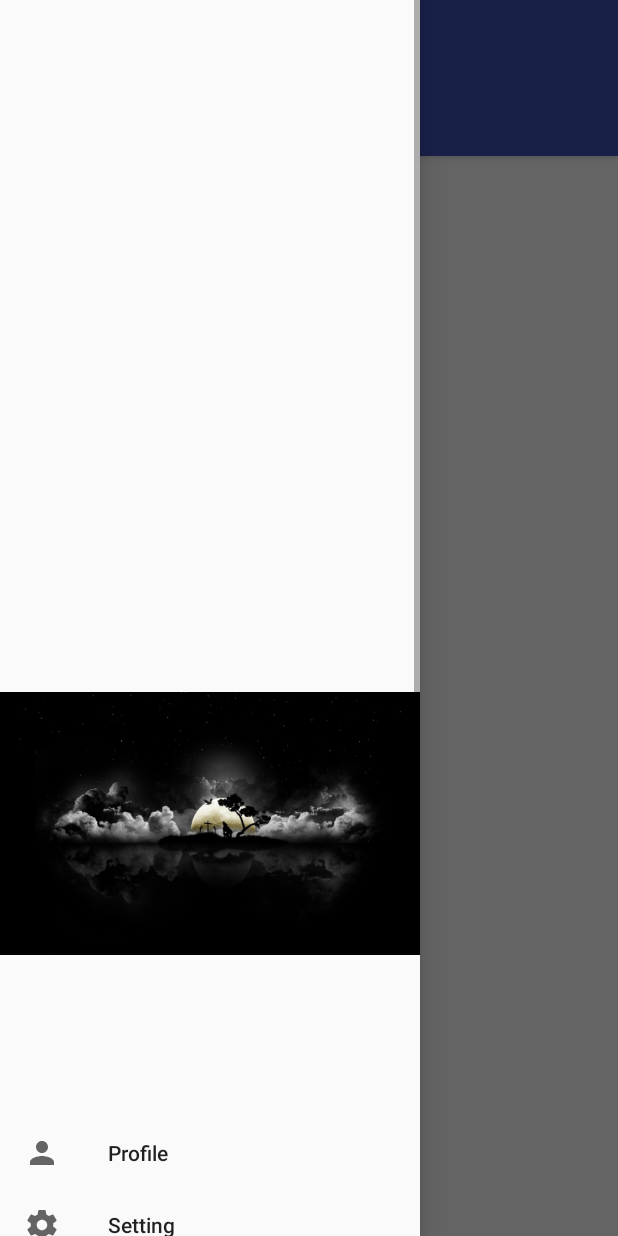
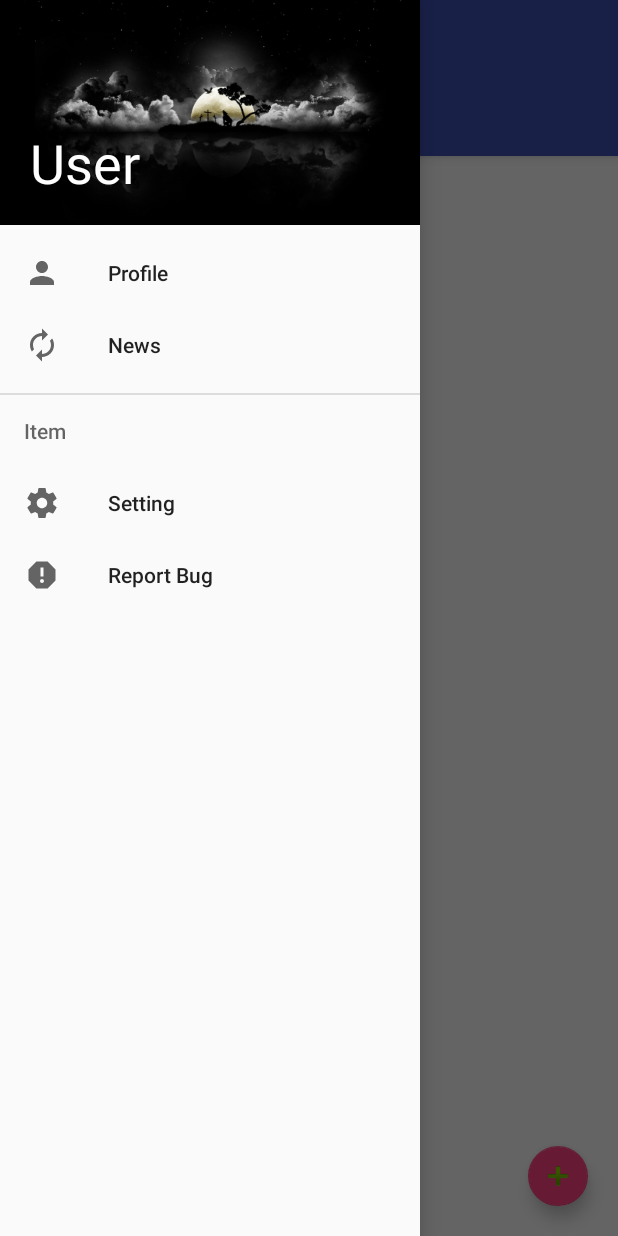
Before and after one commit to Fadhilamadan/9GAG, an Android app: the halamanutama screen opened directly, with no data from a screen before it, with the side drawer open, on a phone screen of 412 x 824 dp. Run offline under Robolectric (Android 15) with nearby library versions, the phone set to English and light mode, and no system bars; 4 statements that could not run were skipped.

Commit message:
fix lain lain
drawer fix
logo fix

```diff
--- a/app/src/main/java/com/example/fadhilamadan/a9gag/halamanutama.java
+++ b/app/src/main/java/com/example/fadhilamadan/a9gag/halamanutama.java
@@ -4,11 +4,20 @@ import android.content.Context;
 import android.content.DialogInterface;
 import android.os.Bundle;
 import android.os.StrictMode;
+import android.support.annotation.NonNull;
+import android.support.design.widget.FloatingActionButton;
+import android.support.design.widget.NavigationView;
+import android.support.design.widget.Snackbar;
 import android.support.design.widget.TabLayout;
+import android.support.v4.view.GravityCompat;
 import android.support.v4.view.ViewPager;
+import android.support.v4.widget.DrawerLayout;
+import android.support.v7.app.ActionBar;
 import android.support.v7.app.AlertDialog;
 import android.support.v7.app.AppCompatActivity;
 import android.support.v7.widget.Toolbar;
+import android.view.MenuItem;
+import android.view.View;
 import android.widget.Toast;
 
 import org.json.JSONArray;
@@ -22,6 +31,8 @@ public class halamanutama extends AppCompatActivity {
     public ViewPager vp;
     public TabLayout tabs;
     public static ArrayList<Product> prods;
+    public NavigationView nv;
+    DrawerLayout dl;
 
     public static halamanutama instance = null;
 
@@ -91,6 +102,47 @@ public class halamanutama extends AppCompatActivity {
             }
         });
 
+        nv = (NavigationView) findViewById(R.id.nav_view);
+        nv.setNavigationItemSelectedListener(new NavigationView.OnNavigationItemSelectedListener() {
+            @Override
+            public boolean onNavigationItemSelected(@NonNull MenuItem item) {
+                dl = (DrawerLayout) findViewById(R.id.drawer);
+                dl.closeDrawers();
+
+                switch (item.getItemId()) {
+                    case R.id.itemProfil:
+                        nv.getMenu().getItem(0).setChecked(true);
+                        break;
+                    case R.id.itemNews:
+                        nv.getMenu().getItem(1).setChecked(true);
+                        break;
+                }
+
+                return false;
+            }
+        });
+
+        dl = (DrawerLayout) findViewById(R.id.drawer);
+        FloatingActionButton fab = (FloatingActionButton) findViewById(R.id.floatingActionButton2);
+        fab.setOnClickListener(new View.OnClickListener() {
+            @Override
+            public void onClick(View view) {
+                Snackbar.make(view,"FAB ditekan!", Snackbar.LENGTH_LONG).setAction("Action", new View.OnClickListener() {
+                    @Override
+                    public void onClick(View view) {
+                        dl.openDrawer(GravityCompat.START);
+                    }
+                }).show();
+
+            }
+        });
+
+        ActionBar supportActionBar = getSupportActionBar();
+        if (supportActionBar != null) {
+            supportActionBar.setHomeAsUpIndicator(R.drawable.ic_menu_black_24dp);
+            supportActionBar.setDisplayHomeAsUpEnabled(true);
+        }
+
     }
 
     /*private void setupViewPager(ViewPager vp) {
@@ -140,4 +192,13 @@ public class halamanutama extends AppCompatActivity {
             e.printStackTrace();
         }
     }
+
+    @Override
+    public boolean onOptionsItemSelected(MenuItem item) {
+        int id = item.getItemId();
+        if (id == item.getItemId()) {
+            dl.openDrawer(GravityCompat.START);
+        }
+        return super.onOptionsItemSelected(item);
+    }
 }
--- /dev/null
+++ b/app/src/main/res/drawable/ic_autorenew_black_24dp.xml
@@ -0,0 +1,9 @@
+<vector xmlns:android="http://schemas.android.com/apk/res/android"
+        android:width="24dp"
+        android:height="24dp"
+        android:viewportWidth="24.0"
+        android:viewportHeight="24.0">
+    <path
+        android:fillColor="#FF000000"
+        android:pathData="M12,6v3l4,-4 -4,-4v3c-4.42,0 -8,3.58 -8,8 0,1.57 0.46,3.03 1.24,4.26L6.7,14.8c-0.45,-0.83 -0.7,-1.79 -0.7,-2.8 0,-3.31 2.69,-6 6,-6zM18.76,7.74L17.3,9.2c0.44,0.84 0.7,1.79 0.7,2.8 0,3.31 -2.69,6 -6,6v-3l-4,4 4,4v-3c4.42,0 8,-3.58 8,-8 0,-1.57 -0.46,-3.03 -1.24,-4.26z"/>
+</vector>
--- /dev/null
+++ b/app/src/main/res/drawable/ic_menu_black_24dp.xml
@@ -0,0 +1,9 @@
+<vector xmlns:android="http://schemas.android.com/apk/res/android"
+        android:width="24dp"
+        android:height="24dp"
+        android:viewportWidth="24.0"
+        android:viewportHeight="24.0">
+    <path
+        android:fillColor="#FF000000"
+        android:pathData="M3,18h18v-2L3,16v2zM3,13h18v-2L3,11v2zM3,6v2h18L21,6L3,6z"/>
+</vector>
--- /dev/null
+++ b/app/src/main/res/drawable/ic_report_black_24dp.xml
@@ -0,0 +1,9 @@
+<vector xmlns:android="http://schemas.android.com/apk/res/android"
+        android:width="24dp"
+        android:height="24dp"
+        android:viewportWidth="24.0"
+        android:viewportHeight="24.0">
+    <path
+        android:fillColor="#FF000000"
+        android:pathData="M15.73,3L8.27,3L3,8.27v7.46L8.27,21h7.46L21,15.73L21,8.27L15.73,3zM12,17.3c-0.72,0 -1.3,-0.58 -1.3,-1.3 0,-0.72 0.58,-1.3 1.3,-1.3 0.72,0 1.3,0.58 1.3,1.3 0,0.72 -0.58,1.3 -1.3,1.3zM13,13h-2L11,7h2v6z"/>
+</vector>
--- a/app/src/main/res/layout/activity_halamanutama.xml
+++ b/app/src/main/res/layout/activity_halamanutama.xml
@@ -66,11 +66,23 @@
                     android:layout_height="400dp"
                     android:visibility="visible"
                     app:layout_constraintLeft_toRightOf="parent"
-                    app:layout_constraintTop_toBottomOf="parent" />
+                    app:layout_constraintTop_toBottomOf="parent" >
+
+                </android.support.v4.view.ViewPager>
 
 
             </android.support.constraint.ConstraintLayout>
         </android.support.v4.widget.NestedScrollView>
+
+        <android.support.design.widget.FloatingActionButton
+            android:id="@+id/floatingActionButton2"
+            android:layout_width="wrap_content"
+            android:layout_height="wrap_content"
+            android:clickable="true"
+            app:fabSize="mini"
+            android:layout_gravity="end|bottom"
+            android:layout_margin="20dp"
+            app:srcCompat="@android:drawable/ic_input_add" />
     </android.support.design.widget.CoordinatorLayout>
     <android.support.design.widget.NavigationView
         android:id="@+id/nav_view"
@@ -79,6 +91,7 @@
         android:layout_gravity="start"
         android:fitsSystemWindows="true"
         app:headerLayout="@layout/navigation_drawer_header"
-    app:menu="@menu/navi_drawer_menu" />
+        app:menu="@menu/navi_drawer_menu" />
+
 
 </android.support.v4.widget.DrawerLayout>
--- a/app/src/main/res/layout/fragment_hot.xml
+++ b/app/src/main/res/layout/fragment_hot.xml
@@ -10,5 +10,5 @@
     <android.support.v7.widget.RecyclerView
         android:id="@+id/recycleView"
         android:layout_width="match_parent"
-        android:layout_height="895dp" />
+        android:layout_height="match_parent" />
 </FrameLayout>
--- a/app/src/main/res/layout/navigation_drawer_header.xml
+++ b/app/src/main/res/layout/navigation_drawer_header.xml
@@ -1,14 +1,26 @@
 <?xml version="1.0" encoding="utf-8"?>
 <RelativeLayout xmlns:android="http://schemas.android.com/apk/res/android"
     xmlns:app="http://schemas.android.com/apk/res-auto"
-    android:layout_width="match_parent" android:layout_height="match_parent">
+    android:orientation="vertical" android:layout_width="match_parent"
+    android:layout_height="match_parent">
 
     <ImageView
-        android:id="@+id/imageView3"
+        android:id="@+id/imageView2"
         android:layout_width="match_parent"
-        android:layout_height="wrap_content"
-        android:layout_alignParentBottom="true"
-        android:layout_marginBottom="361dp"
+        android:layout_height="150dp"
+        android:scaleType="centerCrop"
         app:srcCompat="@drawable/background" />
 
+    <TextView
+        android:id="@+id/textView"
+        android:layout_width="wrap_content"
+        android:layout_height="wrap_content"
+        android:layout_alignBottom="@+id/imageView2"
+        android:layout_alignParentStart="true"
+        android:layout_marginBottom="17dp"
+        android:layout_marginStart="20dp"
+        android:text="User"
+        android:textAppearance="@style/TextAppearance.AppCompat.Display1"
+        android:textColor="@color/cardview_light_background"
+        android:textSize="36sp" />
 </RelativeLayout>
--- a/app/src/main/res/menu/navi_drawer_menu.xml
+++ b/app/src/main/res/menu/navi_drawer_menu.xml
@@ -2,16 +2,30 @@
 <menu xmlns:app="http://schemas.android.com/apk/res-auto"
     xmlns:android="http://schemas.android.com/apk/res/android">
 
+    <group android:checkableBehavior="all">
     <item
         android:id="@+id/itemProfil"
         android:icon="@drawable/ic_person_black_24dp"
         android:title="Profile" />
-    <item
-        android:id="@+id/itemSetting"
-        android:icon="@drawable/ic_settings_black_24dp"
-        android:title="Setting" />
-    <item
+        <item
+            android:id="@+id/itemNews"
+            android:icon="@drawable/ic_autorenew_black_24dp"
+            android:title="News" />
+    </group>
+
+    <item android:title="Item">
+        <menu>
         android:id="@+id/itemLogout"
         android:icon="@drawable/ic_power_settings_new_black_24dp"
         android:title="Logout" />
+            <item
+                android:id="@+id/itemSetting"
+                android:icon="@drawable/ic_settings_black_24dp"
+                android:title="Setting" />
+            <item
+                android:id="@+id/itemReport"
+                android:icon="@drawable/ic_report_black_24dp"
+                android:title="Report Bug" />
+            </menu>
+    </item>
 </menu>
```
Also changed, not shown: app/src/main/res/layout/activity_main.xml (+37 -33 lines), app/src/main/res/layout/card_view.xml (+7 -7 lines), app/src/main/res/layout/menu_profil.xml (added, +13 -0 lines), app/src/main/res/drawable/logo_h.png (renamed from app/src/main/res/drawable/logo-h.png), app/src/main/res/drawable/logo_v.png (renamed from app/src/main/res/drawable/logo-v.png), app/src/main/res/drawable/navibackground.jpg (added).
